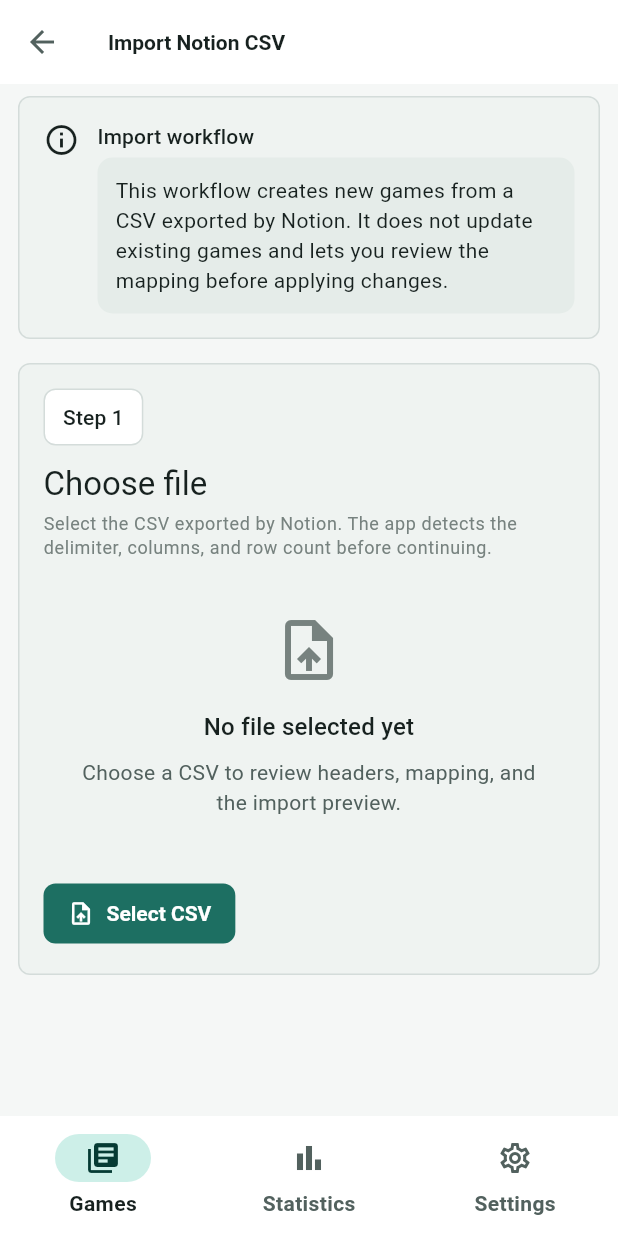
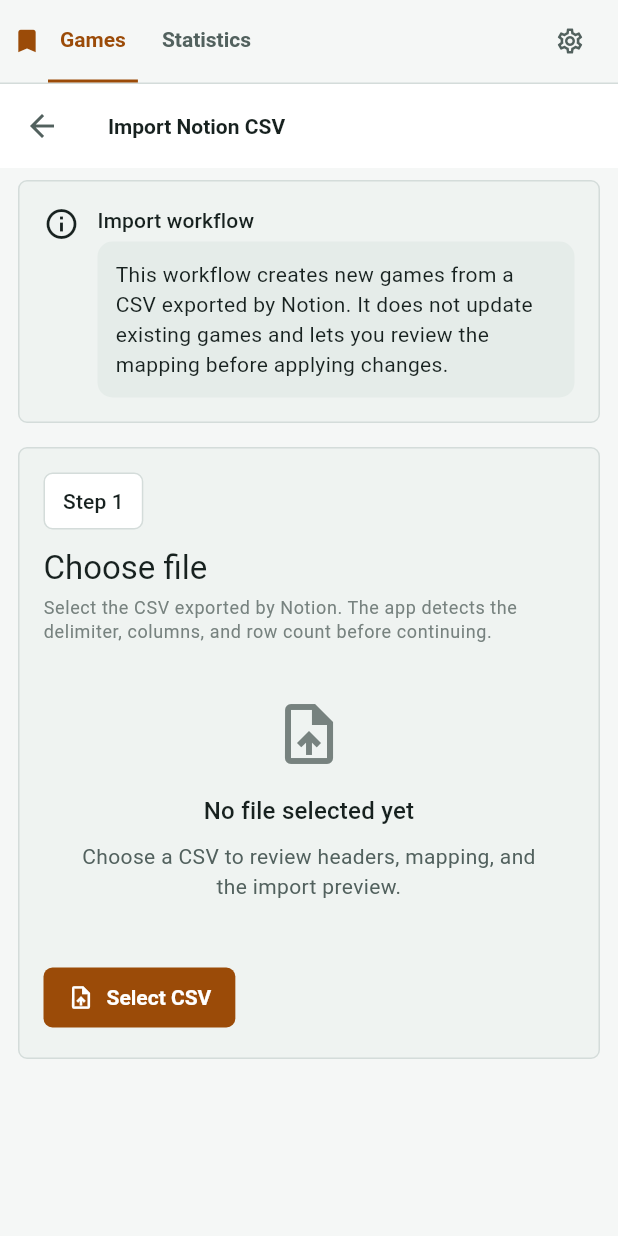
Before and after one commit to FedericoGR/Backlog-Vault, a Flutter app: the ImportNotionCsvPage screen opened by its route, on a phone screen of 412 x 824 dp. Run offline on Flutter 3.47's test engine with Material 3 defaults, Android fonts, the phone set to English and light mode, and no system bars; our stand-ins replace csv, drift, drift_flutter, file_picker, flutter_riverpod, flutter_secure_storage and 3 more; missing offline and left inert: dart:ffi, flutter_secure_storage_platform_interface, win32; accounts and stored records are empty; generated files the repository leaves out were written again; statements that could not run were skipped.

Commit message:
Establish final visual system and top navigation

```diff
--- a/lib/app/routing/app_shell.dart
+++ b/lib/app/routing/app_shell.dart
@@ -1,100 +1,122 @@
 import 'package:flutter/material.dart';
 import 'package:go_router/go_router.dart';
 
-import '../../core/design_system/bv_breakpoints.dart';
+import '../../core/design_system/bv_theme_extension.dart';
 import '../../l10n/l10n.dart';
 
-/// Responsive top-level navigation shell shared by all primary routes.
+/// Compact, keyboard-accessible navigation shared by the primary routes.
 class AppShell extends StatelessWidget {
   const AppShell({required this.child, super.key});
-
   final Widget child;
 
   @override
   Widget build(BuildContext context) {
-    final l10n = context.l10n;
     final location = GoRouterState.of(context).uri.path;
-    final selectedIndex =
-        location.startsWith('/statistics')
-            ? 1
-            : location.startsWith('/settings')
-            ? 2
-            : 0;
-
-    return LayoutBuilder(
-      builder: (context, constraints) {
-        if (BvBreakpoints.usesNavigationRail(constraints.maxWidth)) {
+    final statistics = location.startsWith('/statistics');
+    final settings = location.startsWith('/settings');
+    final theme = Theme.of(context);
+    final bv = BvThemeExtension.of(context);
     return Scaffold(
-            body: Row(
+      body: Column(
         children: [
-                SafeArea(
-                  child: NavigationRail(
-                    selectedIndex: selectedIndex,
-                    labelType: NavigationRailLabelType.all,
-                    onDestinationSelected: (index) {
-                      context.go(switch (index) {
-                        0 => '/',
-                        1 => '/statistics',
-                        _ => '/settings',
-                      });
-                    },
-                    destinations: [
-                      NavigationRailDestination(
-                        icon: const Icon(Icons.library_books_outlined),
-                        selectedIcon: const Icon(Icons.library_books),
-                        label: Text(l10n.navigationLibrary),
+          Material(
+            color: bv.canvas,
+            child: SafeArea(
+              bottom: false,
+              child: Container(
+                height: 56,
+                decoration: BoxDecoration(
+                  border: Border(bottom: BorderSide(color: bv.border)),
                 ),
-                      NavigationRailDestination(
-                        icon: const Icon(Icons.bar_chart_outlined),
-                        selectedIcon: const Icon(Icons.bar_chart),
-                        label: Text(l10n.navigationStatistics),
+                padding: const EdgeInsets.symmetric(horizontal: 8),
+                child: Row(
+                  children: [
+                    Icon(
+                      Icons.bookmark,
+                      size: 20,
+                      color: theme.colorScheme.primary,
                     ),
-                      NavigationRailDestination(
-                        icon: const Icon(Icons.settings_outlined),
-                        selectedIcon: const Icon(Icons.settings),
-                        label: Text(l10n.navigationSettings),
+                    if (MediaQuery.sizeOf(context).width >= 600) ...[
+                      const SizedBox(width: 8),
+                      Text(
+                        'Backlog Vault',
+                        style: theme.textTheme.titleMedium?.copyWith(
+                          fontWeight: FontWeight.w600,
+                        ),
+                      ),
+                      const SizedBox(width: 36),
+                    ] else
+                      const SizedBox(width: 4),
+                    _NavigationLink(
+                      label: context.l10n.navigationLibrary,
+                      selected: !statistics && !settings,
+                      path: '/',
+                      key: const ValueKey('nav-games'),
+                    ),
+                    const SizedBox(width: 8),
+                    _NavigationLink(
+                      label: context.l10n.navigationStatistics,
+                      selected: statistics,
+                      path: '/statistics',
+                      key: const ValueKey('nav-statistics'),
+                    ),
+                    const Spacer(),
+                    IconButton(
+                      key: const ValueKey('nav-settings'),
+                      tooltip: context.l10n.navigationSettings,
+                      isSelected: settings,
+                      color: settings ? theme.colorScheme.primary : null,
+                      onPressed: () => context.go('/settings'),
+                      icon: const Icon(Icons.settings_outlined, size: 20),
                     ),
                   ],
                 ),
               ),
-                const VerticalDivider(width: 1),
+            ),
+          ),
           Expanded(child: child),
         ],
       ),
     );
   }
+}
 
-        return Scaffold(
-          body: child,
-          bottomNavigationBar: NavigationBar(
-            selectedIndex: selectedIndex,
-            onDestinationSelected: (index) {
-              context.go(switch (index) {
-                0 => '/',
-                1 => '/statistics',
-                _ => '/settings',
+class _NavigationLink extends StatelessWidget {
+  const _NavigationLink({
+    required this.label,
+    required this.selected,
+    required this.path,
+    super.key,
   });
-            },
-            destinations: [
-              NavigationDestination(
-                icon: const Icon(Icons.library_books_outlined),
-                selectedIcon: const Icon(Icons.library_books),
-                label: l10n.navigationLibrary,
+  final String label;
+  final bool selected;
+  final String path;
+
+  @override
+  Widget build(BuildContext context) {
+    final colors = Theme.of(context).colorScheme;
+    return Semantics(
+      selected: selected,
+      child: Container(
+        height: 56,
+        decoration: BoxDecoration(
+          border: Border(
+            bottom: BorderSide(
+              width: 2,
+              color: selected ? colors.primary : Colors.transparent,
             ),
-              NavigationDestination(
-                icon: const Icon(Icons.bar_chart_outlined),
-                selectedIcon: const Icon(Icons.bar_chart),
-                label: l10n.navigationStatistics,
           ),
-              NavigationDestination(
-                icon: const Icon(Icons.settings_outlined),
-                selectedIcon: const Icon(Icons.settings),
-                label: l10n.navigationSettings,
         ),
-            ],
+        child: TextButton(
+          onPressed: () => context.go(path),
+          style: TextButton.styleFrom(
+            padding: const EdgeInsets.symmetric(horizontal: 8),
+            foregroundColor:
+                selected ? colors.primary : colors.onSurfaceVariant,
           ),
-        );
-      },
+          child: Text(label, maxLines: 1, overflow: TextOverflow.ellipsis),
+        ),
+      ),
     );
   }
 }
--- a/lib/core/design_system/bv_theme_extension.dart
+++ b/lib/core/design_system/bv_theme_extension.dart
@@ -40,7 +40,7 @@
     surfaceHighest: BvColors.darkSurfaceHighest,
     border: BvColors.darkBorder,
     borderStrong: BvColors.darkBorderStrong,
-    focus: BvColors.mint,
+    focus: BvColors.accent,
     warning: BvColors.amber,
     warningContainer: BvColors.amberContainer,
     danger: BvColors.danger,
@@ -55,7 +55,7 @@
     surfaceHighest: Color(0xFFE5ECE9),
     border: BvColors.lightBorder,
     borderStrong: Color(0xFFB6C4C0),
-    focus: Color(0xFF2E7D6F),
+    focus: Color(0xFF9B4B08),
     warning: Color(0xFF9B650F),
     warningContainer: Color(0xFFFFE6BE),
     danger: Color(0xFFB3261E),
--- a/lib/core/design_system/bv_tokens.dart
+++ b/lib/core/design_system/bv_tokens.dart
@@ -4,25 +4,24 @@
 class BvColors {
   const BvColors._();
 
-  static const darkBackground = Color(0xFF050606);
-  static const darkCanvas = Color(0xFF08090A);
-  static const darkSurface = Color(0xFF0D0F10);
-  static const darkSurfaceRaised = Color(0xFF141718);
-  static const darkSurfaceHighest = Color(0xFF1B1F20);
-  static const darkBorder = Color(0xFF293032);
-  static const darkBorderStrong = Color(0xFF3D4749);
+  static const darkBackground = Color(0xFF0D0D0F);
+  static const darkCanvas = Color(0xFF101012);
+  static const darkSurface = Color(0xFF19191C);
+  static const darkSurfaceRaised = Color(0xFF242428);
+  static const darkSurfaceHighest = Color(0xFF2C2C31);
+  static const darkBorder = Color(0xFF28282D);
+  static const darkBorderStrong = Color(0xFF34343A);
 
-  static const mint = Color(0xFF7DD8C8);
-  static const mintMuted = Color(0xFF426A63);
-  static const mintContainer = Color(0xFF0A3C35);
+  static const accent = Color(0xFFE98A2F);
+  static const accentContainer = Color(0xFF3C2819);
   static const amber = Color(0xFFD89A4A);
   static const amberContainer = Color(0xFF3F2B13);
   static const danger = Color(0xFFE06C75);
   static const dangerContainer = Color(0xFF421C22);
 
-  static const textPrimaryDark = Color(0xFFF2F5F4);
-  static const textSecondaryDark = Color(0xFFAAB4B1);
-  static const textMutedDark = Color(0xFF72807C);
+  static const textPrimaryDark = Color(0xFFF2F2F4);
+  static const textSecondaryDark = Color(0xFFAAAAB2);
+  static const textMutedDark = Color(0xFF74747D);
 
   static const lightBackground = Color(0xFFF5F7F6);
   static const lightSurface = Color(0xFFFFFFFF);
@@ -39,8 +38,8 @@
 
   static const double xs = 4;
   static const double sm = 6;
-  static const double md = 8;
-  static const double lg = 12;
+  static const double md = 6;
+  static const double lg = 8;
   static const double pill = 999;
 }
 
```
Also changed, not shown: lib/app/theme/app_theme.dart (+15 -49 lines), 3 other files. Lines whose indentation alone changed are shown as unchanged.
